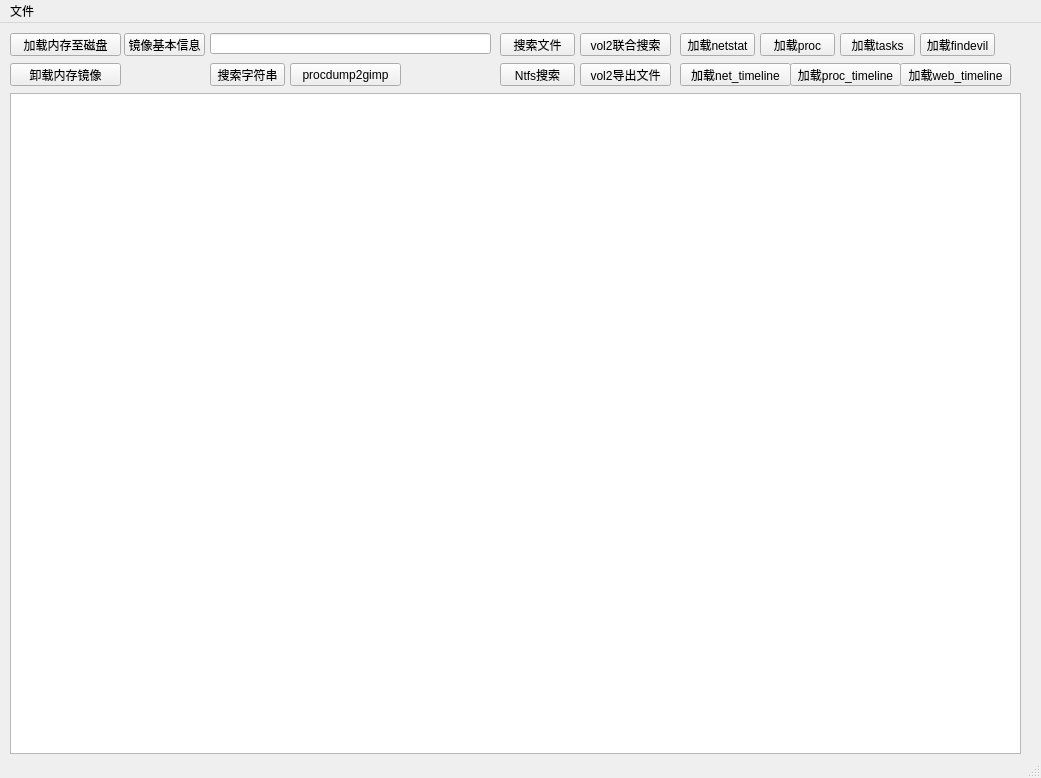
Qt form Lovelymem.ui (Tokeii0/LovelyMem) before a commit.
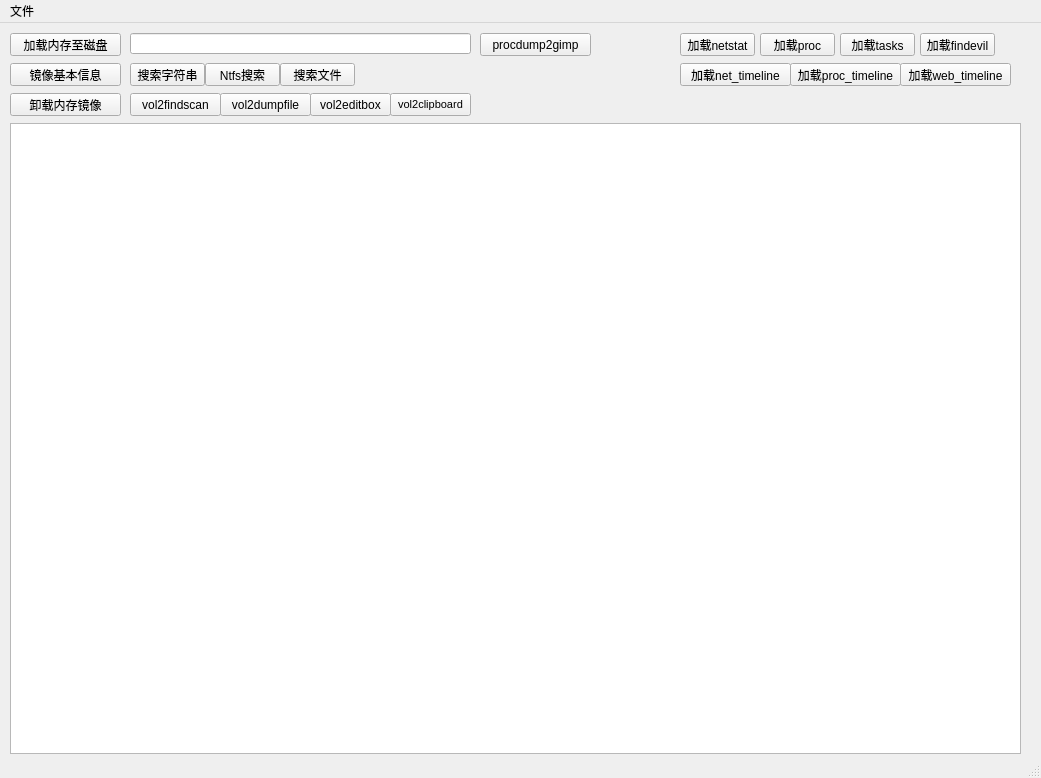
The same form after that commit.

Commit message: 修改几个按钮位置,新增vol2的几个功能

```diff
--- a/Lovelymem.ui
+++ b/Lovelymem.ui
@@ -30,9 +30,9 @@
    <widget class="QPushButton" name="pushButton_flush">
     <property name="geometry">
      <rect>
-      <x>124</x>
-      <y>10</y>
-      <width>81</width>
+      <x>10</x>
+      <y>40</y>
+      <width>111</width>
       <height>23</height>
      </rect>
     </property>
@@ -44,9 +44,9 @@
     <property name="geometry">
      <rect>
       <x>10</x>
-      <y>70</y>
+      <y>100</y>
       <width>1011</width>
-      <height>661</height>
+      <height>631</height>
      </rect>
     </property>
     <property name="rowCount">
@@ -71,8 +71,8 @@
    <widget class="QPushButton" name="pushButton_findstr">
     <property name="geometry">
      <rect>
-      <x>500</x>
-      <y>10</y>
+      <x>280</x>
+      <y>40</y>
       <width>75</width>
       <height>23</height>
      </rect>
@@ -84,12 +84,15 @@
    <widget class="QLineEdit" name="lineEdit_str">
     <property name="geometry">
      <rect>
-      <x>210</x>
+      <x>130</x>
       <y>10</y>
-      <width>281</width>
+      <width>341</width>
       <height>21</height>
      </rect>
     </property>
+    <property name="inputMask">
+     <string/>
+    </property>
    </widget>
    <widget class="QPushButton" name="pushButton_load_netstat">
     <property name="geometry">
@@ -185,7 +188,7 @@
    <widget class="QPushButton" name="pushButton_findrow">
     <property name="geometry">
      <rect>
-      <x>210</x>
+      <x>130</x>
       <y>40</y>
       <width>75</width>
       <height>23</height>
@@ -199,7 +202,7 @@
     <property name="geometry">
      <rect>
       <x>10</x>
-      <y>40</y>
+      <y>70</y>
       <width>111</width>
       <height>23</height>
      </rect>
@@ -211,14 +214,14 @@
    <widget class="QPushButton" name="pushButton_withvol2find">
     <property name="geometry">
      <rect>
-      <x>580</x>
-      <y>10</y>
+      <x>130</x>
+      <y>70</y>
       <width>91</width>
       <height>23</height>
      </rect>
     </property>
     <property name="text">
-     <string>vol2联合搜索</string>
+     <string>vol2findscan</string>
     </property>
    </widget>
    <widget class="QPushButton" name="pushButton_withvol2dump">
@@ -227,20 +230,20 @@
     </property>
     <property name="geometry">
      <rect>
-      <x>580</x>
-      <y>40</y>
+      <x>220</x>
+      <y>70</y>
       <width>91</width>
       <height>23</height>
      </rect>
     </property>
     <property name="text">
-     <string>vol2导出文件</string>
+     <string>vol2dumpfile</string>
     </property>
    </widget>
    <widget class="QPushButton" name="pushButton_ntfsfind">
     <property name="geometry">
      <rect>
-      <x>500</x>
+      <x>205</x>
       <y>40</y>
       <width>75</width>
       <height>23</height>
@@ -253,8 +256,8 @@
    <widget class="QPushButton" name="pushButton_procdump2gimp">
     <property name="geometry">
      <rect>
-      <x>290</x>
-      <y>40</y>
+      <x>480</x>
+      <y>10</y>
       <width>111</width>
       <height>23</height>
      </rect>
@@ -263,6 +266,37 @@
      <string>procdump2gimp</string>
     </property>
    </widget>
+   <widget class="QPushButton" name="pushButton_vol2editbox">
+    <property name="geometry">
+     <rect>
+      <x>310</x>
+      <y>70</y>
+      <width>81</width>
+      <height>23</height>
+     </rect>
+    </property>
+    <property name="text">
+     <string>vol2editbox</string>
+    </property>
+   </widget>
+   <widget class="QPushButton" name="pushButton_vol2clipboard">
+    <property name="geometry">
+     <rect>
+      <x>390</x>
+      <y>70</y>
+      <width>81</width>
+      <height>23</height>
+     </rect>
+    </property>
+    <property name="font">
+     <font>
+      <pointsize>8</pointsize>
+     </font>
+    </property>
+    <property name="text">
+     <string>vol2clipboard</string>
+    </property>
+   </widget>
   </widget>
   <widget class="QMenuBar" name="menubar">
    <property name="geometry">
```
The commit also changes 2 other files.
